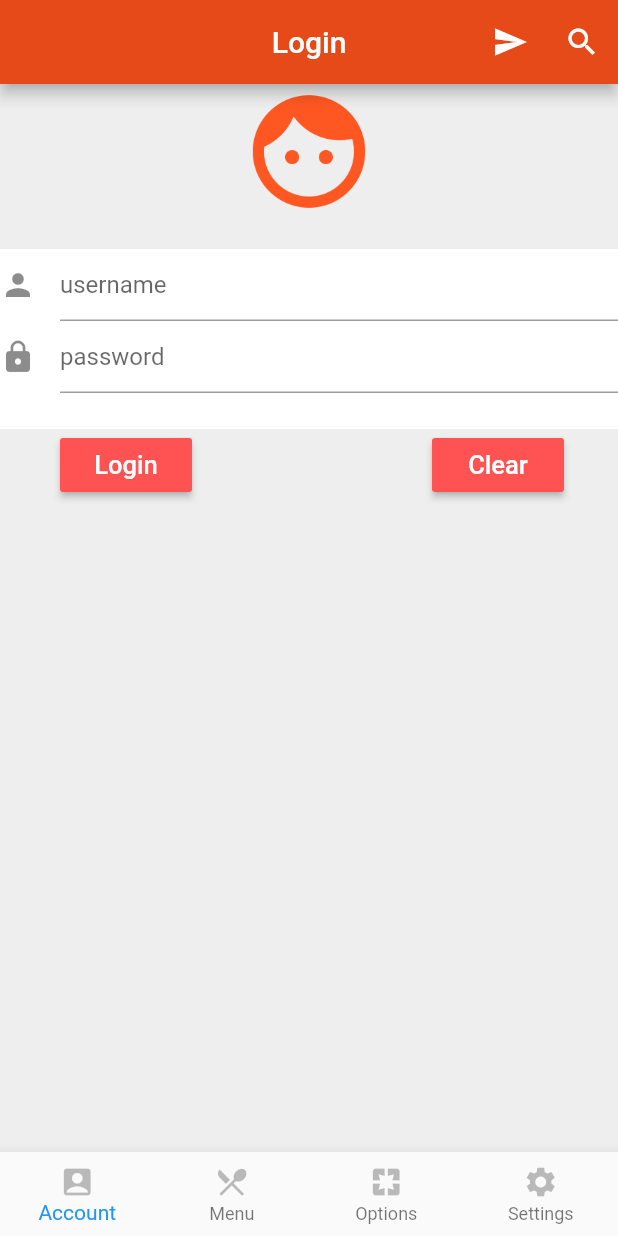
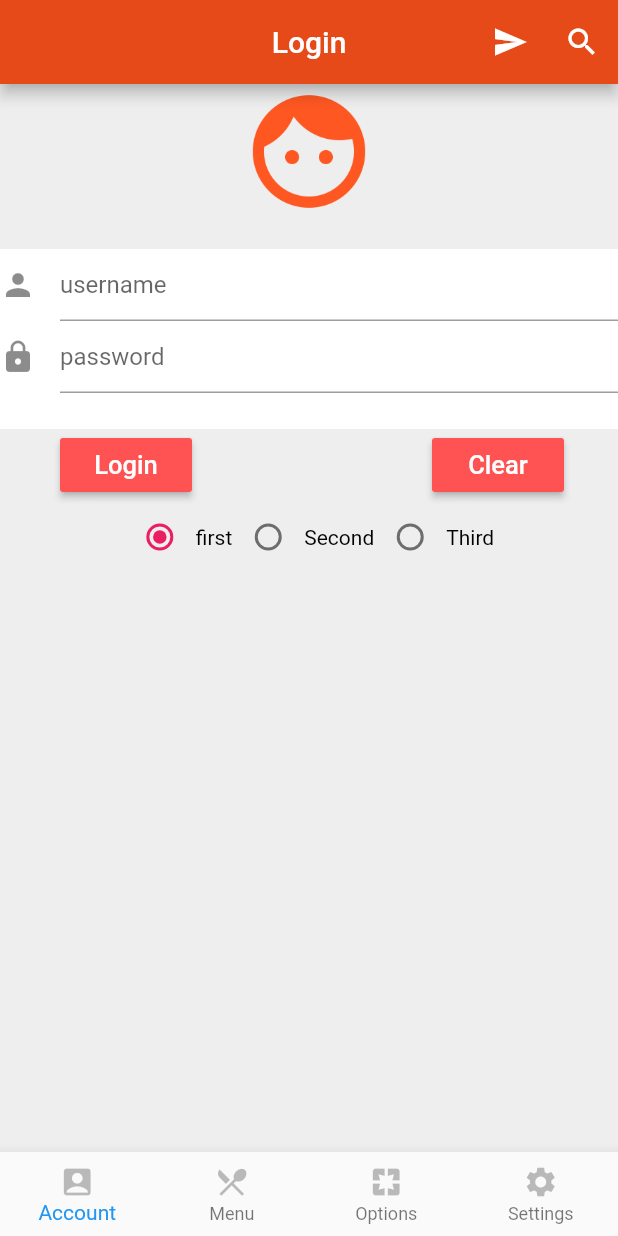
Before and after one commit to mkmad/dartExample, a Flutter app: the screen it shows after launch, on a phone screen of 412 x 824 dp. Run offline on Flutter 3.47's test engine with Material 2 defaults, Android fonts, the phone set to English and light mode, and no system bars.

```diff
--- a/lib/login/login.dart
+++ b/lib/login/login.dart
@@ -14,8 +14,19 @@ class Login extends StatefulWidget {
 class LoginState extends State<Login> {
   final String title = "Login";
 
+  // controllers for the text fields
   final TextEditingController _userController = new TextEditingController();
   final TextEditingController _passwordController = new TextEditingController();
+
+  // This var keeps track of the radio button's state
+  int radioGroupVal = 0;
+
+  // radio button handler that changes the states of the buttons
+  void radioHandler(int value) {
+    setState(() {
+      this.radioGroupVal = value;
+    });
+  }
 
   // clearing the text fields using setState
   void _clearFields() {
@@ -120,6 +131,45 @@ class LoginState extends State<Login> {
                   ),
                 )
               ],
+            ),
+
+            // Row for radio buttons
+
+            // Note: Radio buttons are coupled together using the groupValue
+            //       parameter, and we also declare the radio handler in the
+            //       onChanged attribute which triggers a setState that changes
+            //       the groupValue's value
+            new Row(
+              mainAxisAlignment: MainAxisAlignment.center,
+              children: <Widget>[
+                new Radio(
+                    activeColor: Colors.pink,
+                    value: 0,
+                    groupValue: radioGroupVal,
+                    onChanged: radioHandler),
+                new Text(
+                  "first",
+                  style: new TextStyle(color: Colors.black),
+                ),
+                new Radio(
+                    activeColor: Colors.green,
+                    value: 1,
+                    groupValue: radioGroupVal,
+                    onChanged: radioHandler),
+                new Text(
+                  "Second",
+                  style: new TextStyle(color: Colors.black),
+                ),
+                new Radio(
+                    activeColor: Colors.purple,
+                    value: 2,
+                    groupValue: radioGroupVal,
+                    onChanged: radioHandler),
+                new Text(
+                  "Third",
+                  style: new TextStyle(color: Colors.black),
+                ),
+              ],
             )
           ],
         ),
```
Also changed, not shown: lib/dartLanguage/dartLanguage.dart (renamed from lib/dartLanguage.dart), 5 other files.
